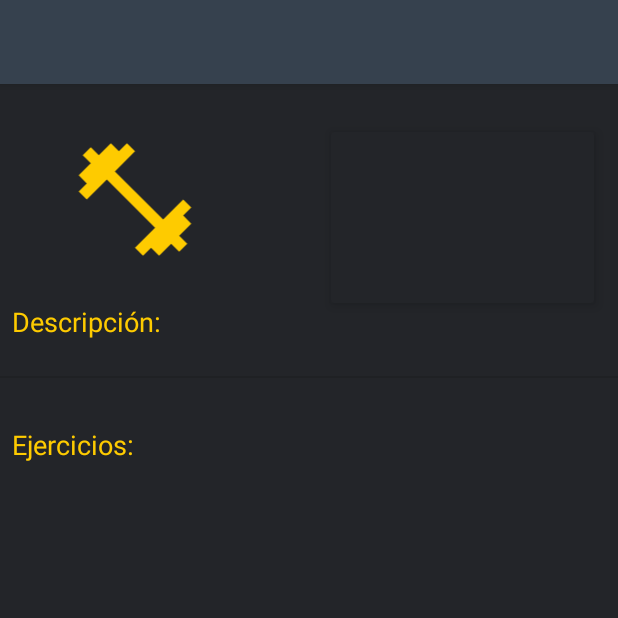
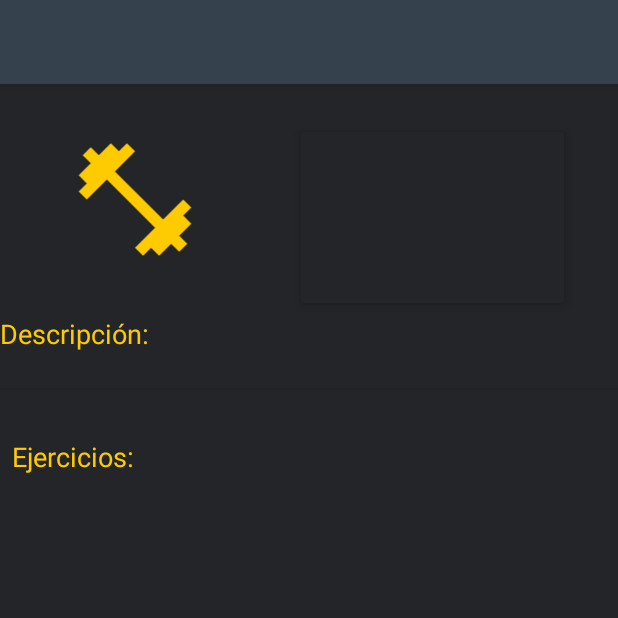
Before and after one commit to danielm2402/appGym, an Android app: the MyRutina screen opened directly, with no data from a screen before it, on a phone screen of 412 x 824 dp, the top half of it. Run offline under Robolectric (Android 15) with nearby library versions, the phone set to English and light mode, and no system bars.

Commit message:
App sin claves de maps, versión estable

```diff
--- a/app/src/main/java/com/example/daniel/fitgo/activities/maps/MapsActivity.java
+++ b/app/src/main/java/com/example/daniel/fitgo/activities/maps/MapsActivity.java
@@ -190,7 +190,7 @@ public class MapsActivity extends FragmentActivity implements OnMapReadyCallback
         googlePlaceUrl.append("&radius="+PROXIMITY_RADIUS);
         googlePlaceUrl.append("&type="+nearbyPlace);
         googlePlaceUrl.append("&sensor=true");
-        googlePlaceUrl.append("&key="+"AIzaSyDQyPKhFOkjWcpcAgN0Hn0lf4I-xWcCgXo");
+        googlePlaceUrl.append("&key="+"insert");
 
         Log.d("MapsActivity", "url = "+googlePlaceUrl.toString());
 
--- a/app/src/main/res/layout/activity_my_rutina.xml
+++ b/app/src/main/res/layout/activity_my_rutina.xml
@@ -4,11 +4,12 @@
     xmlns:tools="http://schemas.android.com/tools"
     android:layout_width="match_parent"
     android:layout_height="match_parent"
+    android:background="#232529"
     tools:context=".activities.UsserRutinas.MyRutina"
-    android:background="#232529"
 
 
     >
+
     <include
         android:id="@+id/toolbarView"
         layout="@layout/toolbar" />
@@ -29,12 +30,14 @@
         android:id="@+id/cardView"
         android:layout_width="175dp"
         android:layout_height="114dp"
+        android:layout_marginStart="32dp"
         android:layout_marginTop="32dp"
         android:layout_marginEnd="16dp"
         app:cardBackgroundColor="#232529"
         app:cardElevation="5dp"
         app:contentPadding="5dp"
         app:layout_constraintEnd_toEndOf="parent"
+        app:layout_constraintStart_toEndOf="@+id/imageView"
         app:layout_constraintTop_toBottomOf="@+id/toolbarView">
 
         <androidx.constraintlayout.widget.ConstraintLayout
@@ -49,21 +52,27 @@
                 android:layout_height="wrap_content"
                 android:layout_marginStart="16dp"
                 android:layout_marginTop="8dp"
+                android:layout_marginEnd="64dp"
+                android:layout_marginBottom="24dp"
                 android:textColor="#FFF"
                 android:textSize="18sp"
+                app:layout_constraintBottom_toBottomOf="parent"
+                app:layout_constraintEnd_toEndOf="parent"
                 app:layout_constraintStart_toStartOf="parent"
                 app:layout_constraintTop_toBottomOf="@+id/txtNombre"
                 tools:text="Tipo" />
 
             <TextView
                 android:id="@+id/txtNombre"
-                android:layout_width="wrap_content"
+                android:layout_width="0dp"
                 android:layout_height="wrap_content"
                 android:layout_marginStart="16dp"
                 android:layout_marginTop="16dp"
+                android:layout_marginEnd="64dp"
                 android:text="TextView"
                 android:textColor="#fff"
                 android:textSize="18sp"
+                app:layout_constraintEnd_toEndOf="parent"
                 app:layout_constraintStart_toStartOf="parent"
                 app:layout_constraintTop_toTopOf="parent"
                 tools:text="Nombre" />
@@ -85,13 +94,13 @@
 
     <TextView
         android:id="@+id/txtEjercicios"
-        android:layout_width="wrap_content"
+        android:layout_width="0dp"
         android:layout_height="wrap_content"
-        android:layout_marginStart="8dp"
         android:layout_marginTop="32dp"
         android:text="TextView"
         android:textColor="#FFF"
         android:textSize="18sp"
+        app:layout_constraintEnd_toEndOf="parent"
         app:layout_constraintStart_toStartOf="parent"
         app:layout_constraintTop_toBottomOf="@+id/textView8"
         tools:text="Ejercicio" />
@@ -100,21 +109,22 @@
         android:id="@+id/textView10"
         android:layout_width="wrap_content"
         android:layout_height="wrap_content"
-        android:layout_marginStart="8dp"
-        android:layout_marginTop="24dp"
+        android:layout_marginTop="32dp"
         android:text="Descripción:"
         android:textColor="#FECB00"
         android:textSize="18sp"
-        app:layout_constraintStart_toStartOf="parent"
-        app:layout_constraintTop_toBottomOf="@+id/imageView" />
+        app:layout_constraintTop_toBottomOf="@+id/imageView"
+        tools:layout_editor_absoluteX="8dp" />
 
     <TextView
         android:id="@+id/txtDescripcion"
         android:layout_width="wrap_content"
         android:layout_height="wrap_content"
         android:layout_marginStart="24dp"
+        android:layout_marginTop="8dp"
         android:textColor="#fff"
         android:textSize="18sp"
+        app:layout_constraintBottom_toBottomOf="@+id/textView10"
         app:layout_constraintStart_toEndOf="@+id/textView10"
         app:layout_constraintTop_toBottomOf="@+id/cardView"
         tools:text="Descripcion" />
```
Also changed, not shown: app/src/main/AndroidManifest.xml (+1 -18 lines), app/src/main/java/com/example/daniel/fitgo/fragments/RutinaFragment.kt (+12 -15 lines), app/src/main/res/layout/activity_rutina_fit_go.xml (+14 -7 lines), app/src/main/res/layout/fragment_cardview.xml (+7 -5 lines).
